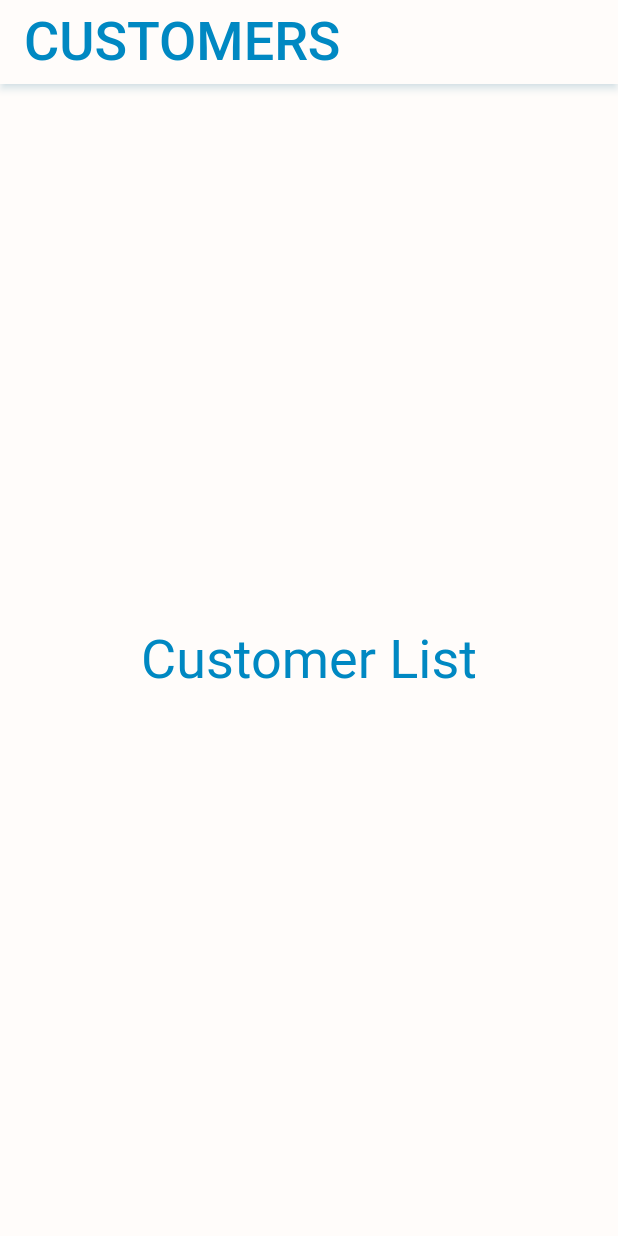
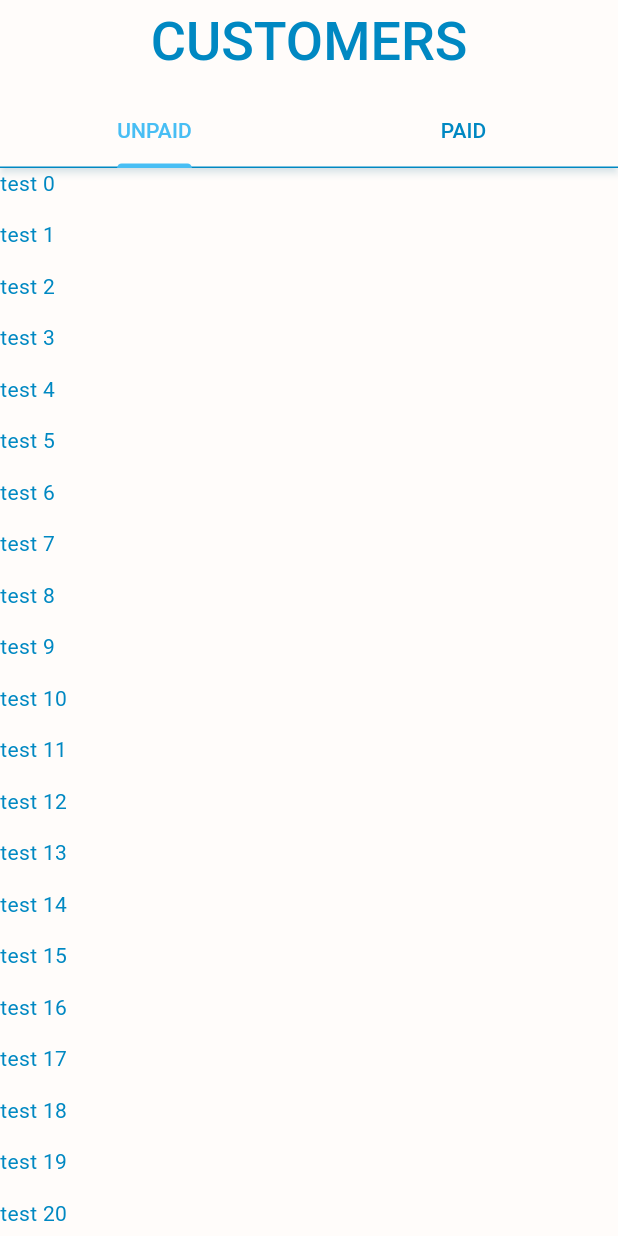
Before and after one commit to Hybrev/hook_diner_app, a Flutter app: the CustomerView screen opened by its route, on a phone screen of 412 x 824 dp. Run offline on Flutter 3.47's test engine with Material 3 defaults, Android fonts, the light colour scheme and no system bars; our stand-ins replace cloud_firestore, firebase_auth, firebase_core, flutter_speed_dial, get_it, stacked and 1 more; missing offline and left inert: change_case; accounts and stored records are empty; network calls fail.

Commit message:
place order thru card number; initial customer order views

```diff
--- a/lib/app/modules/customers/customer_view.dart
+++ b/lib/app/modules/customers/customer_view.dart
@@ -1,7 +1,9 @@
 // views/home_view.dart
 import 'package:flutter/material.dart';
 import 'package:hook_diner/app/modules/customers/customer_viewmodel.dart';
-import 'package:hook_diner/app/shared/widgets/base_appbar.dart';
+import 'package:hook_diner/app/modules/customers/widgets/customer_appbar.dart';
+import 'package:hook_diner/app/modules/customers/widgets/paid/paid_orders.dart';
+import 'package:hook_diner/app/modules/customers/widgets/unpaid/unpaid_orders.dart';
 import 'package:hook_diner/core/locator.dart';
 import 'package:stacked/stacked.dart';
 
@@ -16,12 +18,15 @@ class CustomerView extends StatelessWidget {
       onViewModelReady: (viewModel) => viewModel.initialize(),
       fireOnViewModelReadyOnce: true,
       disposeViewModel: false,
-      builder: (context, model, child) => Scaffold(
-        appBar: const BaseAppBar(title: "CUSTOMERS"),
-        body: Center(
-          child: Text(
-            model.title,
-            style: appTheme.textTheme.displaySmall,
+      builder: (context, model, child) => const DefaultTabController(
+        length: 2,
+        child: Scaffold(
+          appBar: CustomerAppBar(),
+          body: TabBarView(
+            children: [
+              UnpaidOrders(),
+              PaidOrders(),
+            ],
           ),
         ),
       ),
--- a/lib/app/modules/customers/customer_viewmodel.dart
+++ b/lib/app/modules/customers/customer_viewmodel.dart
@@ -1,20 +1,13 @@
-import 'package:stacked/stacked.dart';
+import 'package:hook_diner/app/shared/viewmodel.dart';
 
-class CustomerViewModel extends BaseViewModel {
+class CustomerViewModel extends SharedViewModel {
   final String _title = 'Customer List';
   String get title => _title;
 
   String? data;
-  int counter = 0;
+  int currentIndex = 0;
 
   void initialize() async {
     print('viewModel initialized');
   }
-
-  void incrementCounter() {
-    print('incrementing counter');
-    counter++;
-    data = 'Counter: $counter';
-    notifyListeners();
-  }
 }
--- /dev/null
+++ b/lib/app/modules/customers/widgets/customer_appbar.dart
@@ -0,0 +1,27 @@
+import 'package:flutter/material.dart';
+import 'package:hook_diner/app/shared/widgets/base_appbar.dart';
+
+class CustomerAppBar extends StatelessWidget implements PreferredSizeWidget {
+  const CustomerAppBar({super.key});
+
+  @override
+  Size get preferredSize => Size.fromHeight(AppBar().preferredSize.height * 2);
+
+  @override
+  Widget build(BuildContext context) {
+    return const BaseAppBar(
+      title: "CUSTOMERS",
+      centerTitle: true,
+      bottomWidget: TabBar(
+        tabs: [
+          Tab(
+            text: 'UNPAID',
+          ),
+          Tab(
+            text: 'PAID',
+          ),
+        ],
+      ),
+    );
+  }
+}
--- /dev/null
+++ b/lib/app/modules/customers/widgets/unpaid/unpaid_orders.dart
@@ -0,0 +1,20 @@
+import 'package:flutter/material.dart';
+import 'package:hook_diner/app/modules/customers/customer_viewmodel.dart';
+import 'package:stacked/stacked.dart';
+
+class UnpaidOrders extends ViewModelWidget<CustomerViewModel> {
+  const UnpaidOrders({super.key});
+
+  @override
+  Widget build(BuildContext context, CustomerViewModel viewModel) {
+    return Center(
+      child: GridView.builder(
+        gridDelegate: const SliverGridDelegateWithMaxCrossAxisExtent(
+            maxCrossAxisExtent: 600, childAspectRatio: 12),
+        itemBuilder: (context, index) => GridTile(
+          child: Text('test $index'),
+        ),
+      ),
+    );
+  }
+}
--- a/lib/app/modules/inventory/inventory_view.dart
+++ b/lib/app/modules/inventory/inventory_view.dart
@@ -43,6 +43,7 @@ class InventoryView extends StatelessWidget {
               ),
               onTap: () => model.showCustomModal(
                 context,
+                isAddEdit: true,
                 dialogContent: const AddEditItemView(),
               ),
               visible: model.categories?.isNotEmpty ?? false,
@@ -56,6 +57,7 @@ class InventoryView extends StatelessWidget {
               ),
               onTap: () => model.showCustomModal(
                 context,
+                isAddEdit: true,
                 dialogContent: const AddEditCategoryView(),
               ),
             ),
--- a/lib/app/modules/inventory/inventory_viewmodel.dart
+++ b/lib/app/modules/inventory/inventory_viewmodel.dart
@@ -27,6 +27,7 @@ class InventoryViewModel extends SharedViewModel {
       } else {
         _categories = [];
         notifyListeners();
+        setBusy(false);
       }
       setBusy(false);
     });
--- a/lib/app/modules/inventory/widgets/category/add_edit/add_edit_category_viewmodel.dart
+++ b/lib/app/modules/inventory/widgets/category/add_edit/add_edit_category_viewmodel.dart
@@ -50,7 +50,6 @@ class AddEditCategoryViewModel extends InventoryViewModel {
 
       if (response) {
         setBusy(false);
-        goBack();
 
         await dialog.showDialog(
           title: 'Success',
--- a/lib/app/modules/users/users_view.dart
+++ b/lib/app/modules/users/users_view.dart
@@ -42,6 +42,7 @@ class UsersView extends StatelessWidget {
                             subtitle: model.users![index].password!,
                             onEditTap: () => model.showCustomModal(
                               context,
+                              isAddEdit: true,
                               dialogContent: AddEditUserView(
                                 editingUser: model.users![index],
                               ),
@@ -73,6 +74,7 @@ class UsersView extends StatelessWidget {
         ),
         floatingActionButton: FloatingActionButton(
           onPressed: () => model.showCustomModal(
+            isAddEdit: true,
             context,
             dialogContent: const AddEditUserView(editingUser: null),
           ),
--- a/lib/app/shared/widgets/base_appbar.dart
+++ b/lib/app/shared/widgets/base_appbar.dart
@@ -1,18 +1,19 @@
 import 'package:flutter/material.dart';
 
 class BaseAppBar extends StatelessWidget implements PreferredSizeWidget {
-  const BaseAppBar({
-    super.key,
-    required this.title,
-    this.actions = const [],
-    this.centerTitle = false,
-    this.automaticallyImplyLeading = false,
-  });
+  const BaseAppBar(
+      {super.key,
+      required this.title,
+      this.actions = const [],
+      this.centerTitle = false,
+      this.automaticallyImplyLeading = false,
+      this.bottomWidget});
 
   final String title;
   final List<Widget> actions;
   final bool centerTitle;
   final bool automaticallyImplyLeading;
+  final PreferredSizeWidget? bottomWidget;
 
   @override
   Size get preferredSize => Size.fromHeight(AppBar().preferredSize.height);
@@ -32,6 +33,7 @@ class BaseAppBar extends StatelessWidget implements PreferredSizeWidget {
         fontWeight: FontWeight.w500,
       ),
       actions: actions,
+      bottom: bottomWidget,
     );
   }
 }
```
Also changed, not shown: lib/app/modules/customers/widgets/paid/paid_orders.dart (added, +20 -0 lines), lib/app/modules/inventory/widgets/category/categories_grid.dart (+20 -21 lines), lib/app/modules/order/order_view.dart (+7 -4 lines), lib/app/modules/order/order_viewmodel.dart (+59 -10 lines), lib/app/modules/order/widgets/checkout/checkout_modal.dart (+55 -62 lines), lib/app/shared/viewmodel.dart (+7 -1 lines), lib/app/shared/widgets/base_button.dart (+7 -4 lines), lib/core/models/order.dart (+4 -8 lines), lib/core/services/database_service.dart (+34 -0 lines).
